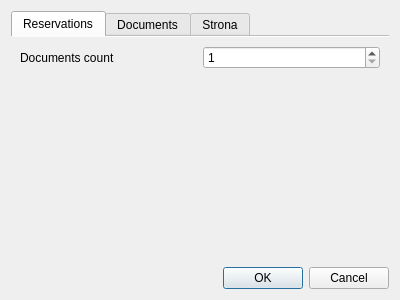
The window that settingsdialog.ui (Kuszki/Multimap-Zasiegi) describes before a commit, drawn with Qt 5.
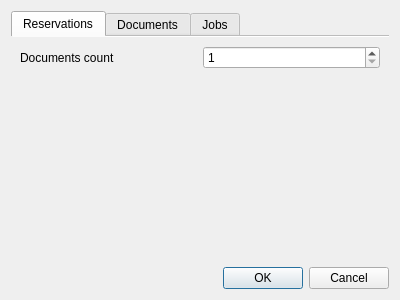
The same window after the commit. Icons and pictures are not drawn.

What changed in the file:
```diff
--- a/settingsdialog.ui
+++ b/settingsdialog.ui
@@ -116,7 +116,7 @@
      </widget>
      <widget class="QWidget" name="jobTab">
       <attribute name="title">
-       <string>Strona</string>
+       <string>Jobs</string>
       </attribute>
       <layout class="QGridLayout" name="jobScroolLayout">
        <item row="0" column="0">
```
Left out of the diff: 15 changed lines with no effect on the pictures.
